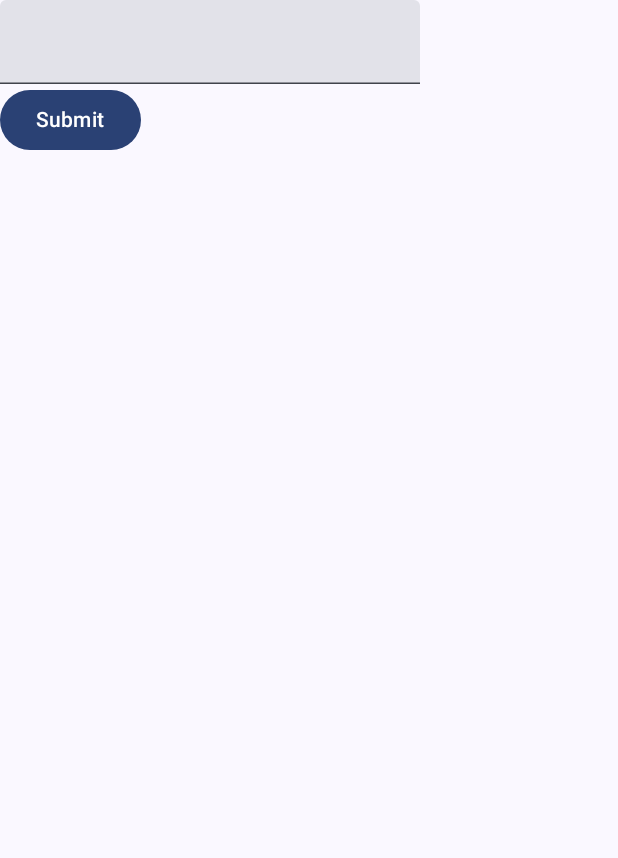
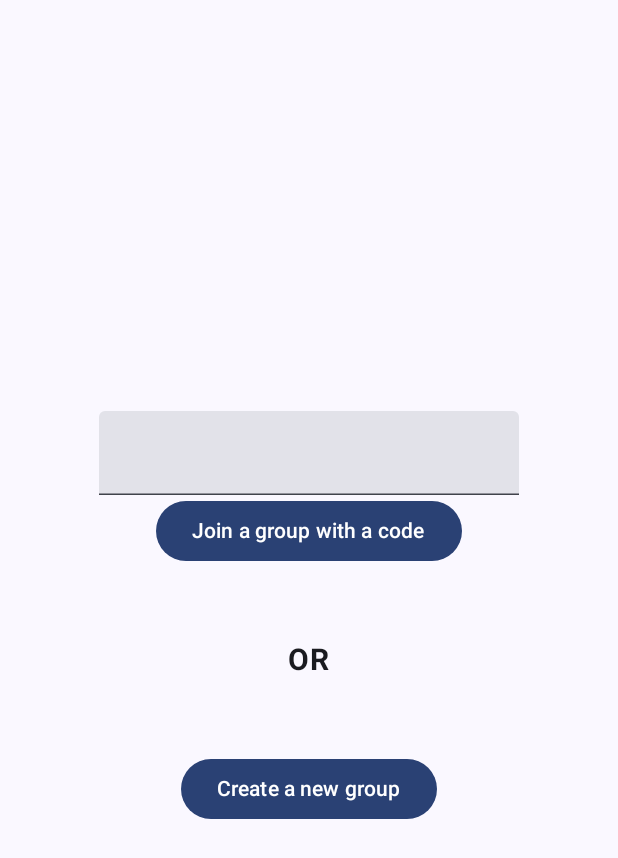
Before and after one commit to xiaoying-qu/Restauright, an Android app built with Jetpack Compose: the screen it shows after launch (MainActivity), on a phone screen of 412 x 824 dp. Shown: the top 858 px of the screen. Run offline under Robolectric (Android 15) with nearby library versions, the phone set to English and light mode, and no system bars; our stand-ins replace Dagger/Hilt's generated code.

Commit message:
Added small homescreen w no backend

```diff
--- a/app/src/main/java/hu/ait/restauright/screen/HomeScreen.kt
+++ b/app/src/main/java/hu/ait/restauright/screen/HomeScreen.kt
@@ -1,6 +1,13 @@
 package hu.ait.restauright.screen
 
+import androidx.compose.foundation.layout.Arrangement
+import androidx.compose.foundation.layout.Box
 import androidx.compose.foundation.layout.Column
+import androidx.compose.foundation.layout.Spacer
+import androidx.compose.foundation.layout.fillMaxHeight
+import androidx.compose.foundation.layout.fillMaxWidth
+import androidx.compose.foundation.layout.height
+import androidx.compose.foundation.layout.padding
 import androidx.compose.material3.Button
 import androidx.compose.material3.ExperimentalMaterial3Api
 import androidx.compose.material3.Text
@@ -10,7 +17,12 @@ import androidx.compose.runtime.getValue
 import androidx.compose.runtime.mutableStateOf
 import androidx.compose.runtime.saveable.rememberSaveable
 import androidx.compose.runtime.setValue
+import androidx.compose.ui.Alignment
 import androidx.compose.ui.Modifier
+import androidx.compose.ui.text.font.FontWeight
+import androidx.compose.ui.tooling.preview.Preview
+import androidx.compose.ui.unit.dp
+import androidx.compose.ui.unit.sp
 import androidx.hilt.navigation.compose.hiltViewModel
 
 @OptIn(ExperimentalMaterial3Api::class)
@@ -23,15 +35,33 @@ fun HomeScreen (
         mutableStateOf("")
     }
 
-    Column {
+    Column(
+        modifier = Modifier
+            .padding(10.dp)
+            .fillMaxHeight(),
+        verticalArrangement = Arrangement.Center,
+        horizontalAlignment = Alignment.CenterHorizontally
+    ) {
         TextField(
             value = userText,
-            onValueChange = { userText = it}
+            onValueChange = { userText = it }
         )
         Button(onClick = {
             onNavigateToRestaurants()
         }) {
-            Text(text = "Submit")
+            Text(text = "Join a group with a code")
+        }
+        Spacer(modifier = modifier.height(50.dp))
+        Text(
+            text = "OR",
+            fontWeight = FontWeight.Bold,
+            fontSize = 20.sp
+        )
+        Spacer(modifier = modifier.height(50.dp))
+        Button(onClick = {
+            onNavigateToRestaurants()
+        }) {
+            Text(text = "Create a new group")
         }
     }
 }
```
